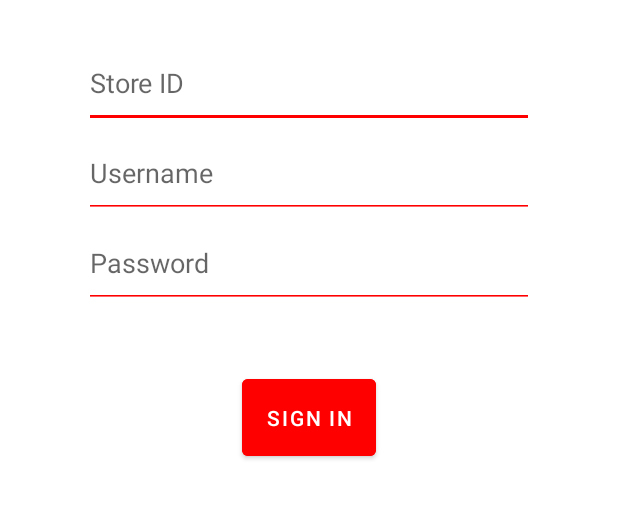
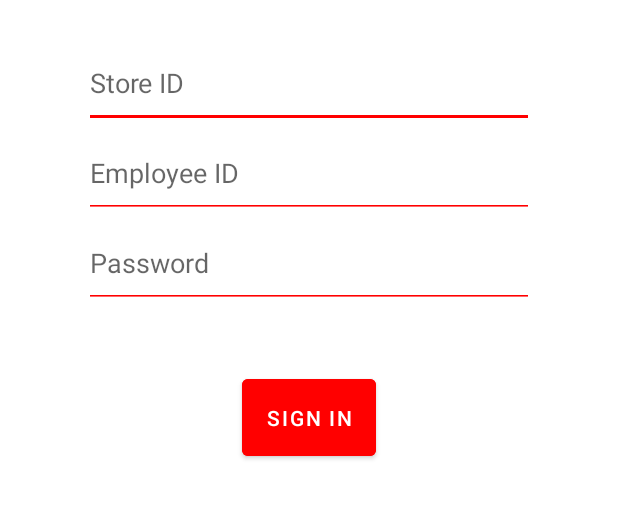
Before and after one commit to mminichino/sgw-android-example, an Android app: the screen it shows after launch (LoginActivity), on a phone screen of 412 x 824 dp, the part 258-777 px from its top. Run offline under Robolectric (Android 15) with nearby library versions, the phone set to English and light mode, and no system bars.

Commit message:
Version 2.0

```diff
--- a/app/src/main/java/com/example/sgwdemo/login/LoginActivity.kt
+++ b/app/src/main/java/com/example/sgwdemo/login/LoginActivity.kt
@@ -45,6 +45,8 @@ class LoginActivity : AppCompatActivity() {
 
             val intent = Intent(cntx, MainActivity::class.java)
             intent.addFlags(Intent.FLAG_ACTIVITY_NEW_TASK or Intent.FLAG_ACTIVITY_CLEAR_TASK)
+            intent.putExtra("StoreID",storeId)
+            intent.putExtra("UserName",username)
             startActivity(intent)
         }
     }
--- a/app/src/main/java/com/example/sgwdemo/main/MainActivity.kt
+++ b/app/src/main/java/com/example/sgwdemo/main/MainActivity.kt
@@ -27,11 +27,15 @@ class MainActivity : AppCompatActivity() {
     var employeeID: EditText? = null
     var textView: ListView? = null
     var documentCount: TextView? = null
+    var employeeIdValue: String? = null
+    var storeIdValue: String? = null
 
     override fun onCreate(savedInstanceState: Bundle?) {
         super.onCreate(savedInstanceState)
         setContentView(R.layout.activity_main)
 
+        employeeIdValue = intent.getStringExtra("UserName")
+        storeIdValue = intent.getStringExtra("StoreID")
         showButton = findViewById(R.id.showData)
         dumpButton = findViewById(R.id.showDump)
         storeNumber = findViewById(R.id.editStore)
--- a/app/src/main/res/values/strings.xml
+++ b/app/src/main/res/values/strings.xml
@@ -7,7 +7,7 @@
     <string name="employee_idFieldLabel">Employee ID:</string>
     <string name="dump">Dump</string>
     <string name="documentCount">count</string>
-    <string name="username">Username</string>
+    <string name="username">Employee ID</string>
     <string name="password">Password</string>
     <string name="storeId">Store ID</string>
     <string name="sign_in">Sign in</string>
```
